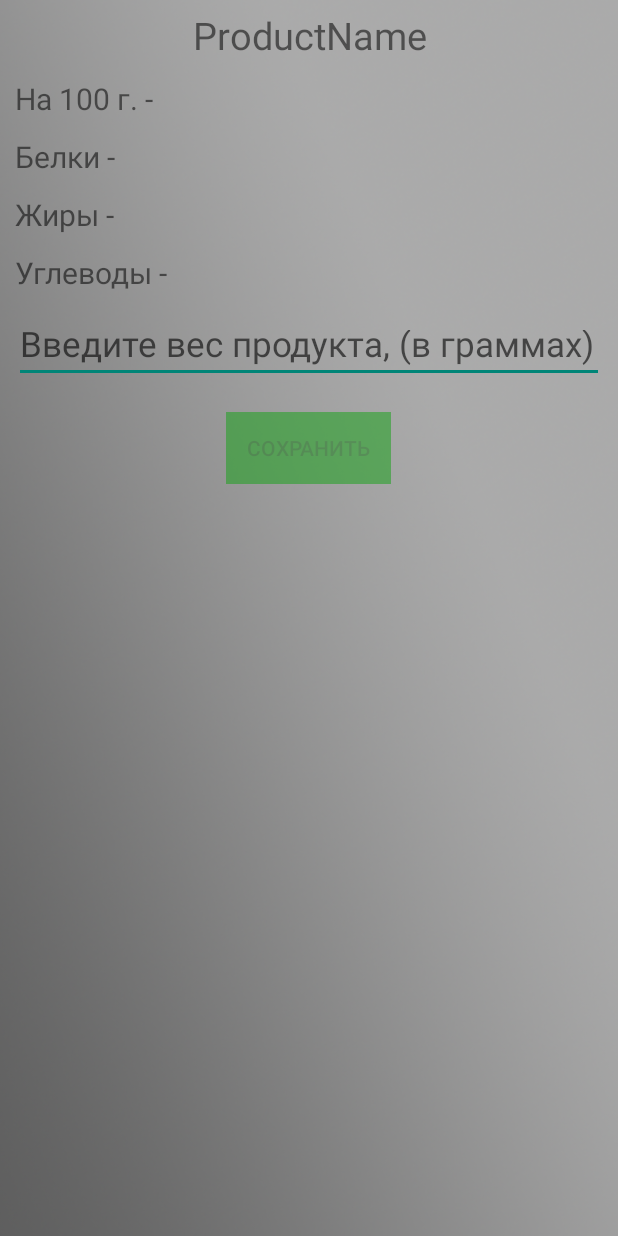
After one commit to SERgey1312/calorieCounter, an Android app: the layout activity_product_page.xml on its own in the app's theme, with its tools: preview values and no code run, on a phone screen of 412 x 824 dp. The commit adds this screen. Run offline under Robolectric (Android 15) with nearby library versions, the phone set to English and light mode, and no system bars.

Commit message:
activity for product adding to sqlite added

```diff
--- a/app/src/main/AndroidManifest.xml
+++ b/app/src/main/AndroidManifest.xml
@@ -41,6 +41,12 @@
                 <category android:name="android.intent.category.LAUNCHER" />
             </intent-filter>
         </activity>
+        <activity android:name=".ProductPageActivity"
+            android:screenOrientation="portrait">
+            <intent-filter>
+                <category android:name="android.intent.category.LAUNCHER" />
+            </intent-filter>
+        </activity>
     </application>
 
 </manifest>
--- a/app/src/main/java/serega/apps/caloriecounter/DBHelper.java
+++ b/app/src/main/java/serega/apps/caloriecounter/DBHelper.java
@@ -14,7 +14,7 @@ public class DBHelper extends SQLiteOpenHelper {
 
     private SQLiteDatabase db ;
 
-    public static final int DATABASE_VERSION = 11 ;
+    public static final int DATABASE_VERSION = 12 ;
     public static final String DATABASE_NAME = "calorie_counter";
     public static final String USER_TABLE = "user_info";
     public static final String FOOD_TABLE = "food_table";
--- a/app/src/main/java/serega/apps/caloriecounter/FoodAdapter.java
+++ b/app/src/main/java/serega/apps/caloriecounter/FoodAdapter.java
@@ -1,9 +1,7 @@
 package serega.apps.caloriecounter;
 
-import android.app.Activity;
 import android.content.Context;
 import android.content.Intent;
-import android.database.sqlite.SQLiteDatabase;
 import android.view.LayoutInflater;
 import android.view.View;
 import android.view.ViewGroup;
--- a/app/src/main/res/layout/activity_product_adding.xml
+++ b/app/src/main/res/layout/activity_product_adding.xml
@@ -30,6 +30,7 @@
             android:layout_width="match_parent"
             android:layout_height="wrap_content"
             android:text="Выберите продукт из списка:"
+            android:textSize="15dp"
             android:layout_marginBottom="5dp"
             android:layout_marginLeft="9dp"/>
 
--- /dev/null
+++ b/app/src/main/res/layout/activity_product_page.xml
@@ -0,0 +1,97 @@
+<?xml version="1.0" encoding="utf-8"?>
+<RelativeLayout xmlns:android="http://schemas.android.com/apk/res/android"
+    xmlns:app="http://schemas.android.com/apk/res-auto"
+    xmlns:tools="http://schemas.android.com/tools"
+    android:layout_width="match_parent"
+    android:layout_height="match_parent"
+    tools:context=".MainActivity">
+
+    <ImageView
+        android:id="@+id/back_main"
+        android:layout_width="match_parent"
+        android:layout_height="match_parent"
+        android:scaleType="centerCrop"
+        android:src="@drawable/background" />
+
+    <LinearLayout
+        android:layout_width="match_parent"
+        android:layout_height="match_parent"
+        android:orientation="vertical">
+
+
+        <TextView
+            android:id="@+id/productName"
+            android:layout_width="match_parent"
+            android:layout_height="wrap_content"
+            android:text="ProductName"
+            android:textSize="25dp"
+            android:layout_marginBottom="5dp"
+            android:layout_marginTop="6dp"
+            android:textAlignment="center"
+            />
+        <TextView
+            android:id="@+id/caloriePerHundred"
+            android:layout_width="match_parent"
+            android:layout_height="wrap_content"
+            android:text="На 100 г. - "
+            android:textSize="20dp"
+            android:layout_marginBottom="5dp"
+            android:layout_marginLeft="10dp"
+            android:layout_marginTop="6dp"
+            />
+        <TextView
+            android:id="@+id/proteins"
+            android:layout_width="match_parent"
+            android:layout_height="wrap_content"
+            android:text="Белки - "
+            android:textSize="20dp"
+            android:layout_marginBottom="5dp"
+            android:layout_marginLeft="10dp"
+            android:layout_marginTop="6dp"
+            />
+        <TextView
+            android:id="@+id/fats"
+            android:layout_width="match_parent"
+            android:layout_height="wrap_content"
+            android:text="Жиры - "
+            android:textSize="20dp"
+            android:layout_marginBottom="5dp"
+            android:layout_marginLeft="10dp"
+            android:layout_marginTop="6dp"
+            />
+        <TextView
+            android:id="@+id/carbo"
+            android:layout_width="match_parent"
+            android:layout_height="wrap_content"
+            android:text="Углеводы - "
+            android:textSize="20dp"
+            android:layout_marginBottom="5dp"
+            android:layout_marginLeft="10dp"
+            android:layout_marginTop="6dp"
+            />
+
+        <EditText
+            android:id="@+id/editTextView"
+            android:layout_width="match_parent"
+            android:layout_height="45dp"
+            android:layout_margin="9dp"
+            android:textSize="23dp"
+            android:hint="Введите вес продукта, (в граммах)"/>
+
+        <Button
+            android:id="@+id/saveFood"
+            android:layout_width="110dp"
+            android:layout_height="wrap_content"
+            android:layout_gravity="center"
+            android:layout_marginTop="10dp"
+            android:background="#10A211"
+            android:text="сохранить"
+            android:theme="@style/Widget.AppCompat.Button.Colored"
+            android:enabled="false"
+            android:alpha="0.5"/>
+    </LinearLayout>
+
+
+
+
+</RelativeLayout>
```
Also changed, not shown: app/src/main/java/serega/apps/caloriecounter/AddProductActivity.java (+66 -3 lines), app/src/main/java/serega/apps/caloriecounter/CalendarActivity.java (+9 -5 lines), app/src/main/java/serega/apps/caloriecounter/Product.java (added, +68 -0 lines), app/src/main/java/serega/apps/caloriecounter/ProductAdapter.java (added, +60 -0 lines), app/src/main/java/serega/apps/caloriecounter/ProductPageActivity.java (added, +130 -0 lines), app/src/main/res/layout/list_products_from_fb.xml (added, +61 -0 lines).
